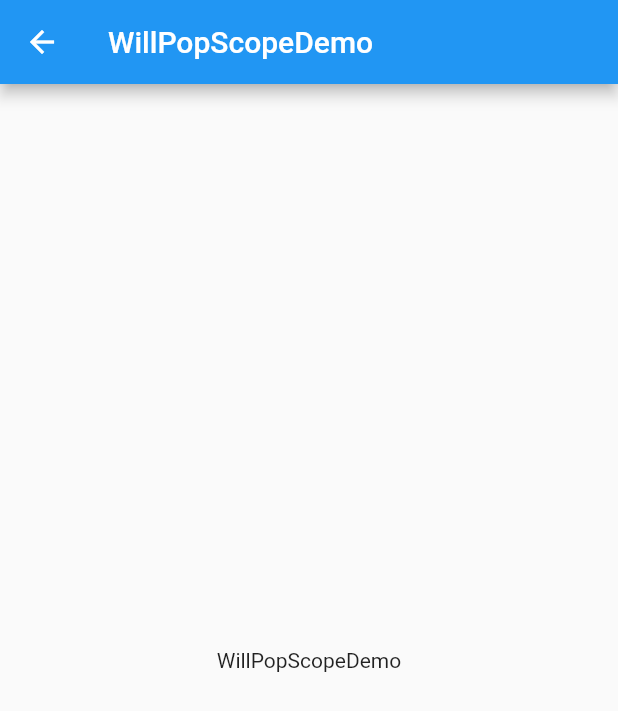
After one commit to xzchsia/flutter_demo, a Flutter app: the screen it shows after launch, after a tap on "返回按键监听WillPopScopeDemo", on a phone screen of 412 x 824 dp. The commit adds this screen. Shown: the top 711 px of the screen. Run offline on Flutter 3.47's test engine with Material 2 defaults, Android fonts, the phone set to English and light mode, and no system bars.

Commit message:
add flutter的返回按键监听 demo
Signed-off-by: xzchsia <xzchsia@hotmail.com>

```diff
--- a/lib/MainPage.dart
+++ b/lib/MainPage.dart
@@ -10,7 +10,7 @@ import 'WrapDemp.dart';
 import 'RefreshIndicatorDemo.dart';
 import 'package:flutter_demo/FavoritePage/LayoutTutorials.dart';
 import 'colors_demo.dart';
-
+import 'package:flutter_demo/WillPopScopeDemo.dart';
 
 class MyAppPage extends StatelessWidget {
 
@@ -155,6 +155,18 @@ class MyAppPage extends StatelessWidget {
               },
               child: Text('颜色ColorsDemo'),
             ),
+            RaisedButton(
+              // 点击页面跳转
+              onPressed: () {
+                Navigator.push(
+                  context,
+                  MaterialPageRoute(
+                    builder: (context) => WillPopScopeDemo(),
+                  ),
+                );
+              },
+              child: Text('返回按键监听WillPopScopeDemo'),
+            ),
           ],
         ),
       ),
--- /dev/null
+++ b/lib/WillPopScopeDemo.dart
@@ -0,0 +1,45 @@
+import 'package:flutter/material.dart';
+
+/// 返回按键监听
+/// Flutter 中 ，通过WillPopScope 嵌套，可以用于监听处理 Android 返回键的逻辑。
+/// 其实 WillPopScope 并不是监听返回按键，如名字一般，是当前页面将要被pop时触发的回调。
+/// 通过onWillPop回调返回的Future，判断是否响应 pop 。下方代码实现按下返回键时，弹出提示框，按下确定退出App。
+class WillPopScopeDemo extends StatelessWidget {
+  /// 单击提示退出
+  Future<bool> _dialogExitApp(BuildContext context) {
+    return showDialog(
+        context: context,
+        builder: (context) => new AlertDialog(
+              content: new Text("是否退出"),
+              actions: <Widget>[
+                new FlatButton(
+                    onPressed: () => Navigator.of(context).pop(false),
+                    child: new Text("取消")),
+                new FlatButton(
+                    onPressed: () {
+                      Navigator.of(context).pop(true);
+                    },
+                    child: new Text("确定"))
+              ],
+            ));
+  }
+
+  // This widget is the root of your application.
+  @override
+  Widget build(BuildContext context) {
+    return WillPopScope(
+      onWillPop: () {
+        ///如果返回 return new Future.value(false); popped 就不会被处理
+        ///如果返回 return new Future.value(true); popped 就会触发
+        ///这里可以通过 showDialog 弹出确定框，在返回时通过 Navigator.of(context).pop(true);决定是否退出
+        return _dialogExitApp(context);
+      },
+      child: Scaffold(
+        appBar: AppBar(
+          title: Text('WillPopScopeDemo'),
+        ),
+        body: Center(child: Text('WillPopScopeDemo')),
+      ),
+    );
+  }
+}
```
